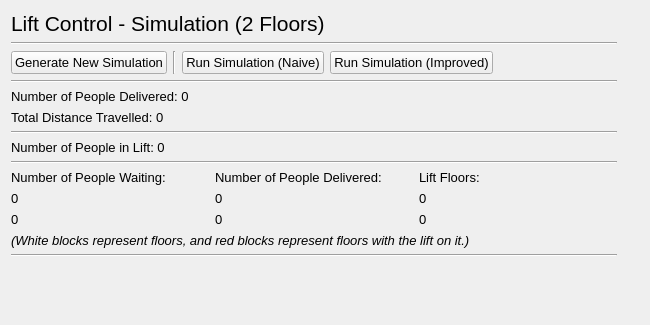
This is sim_2_floors.ui in IsaacCheng9/lift-control-simulation as Qt 5 draws it before an edit. The edited form follows.
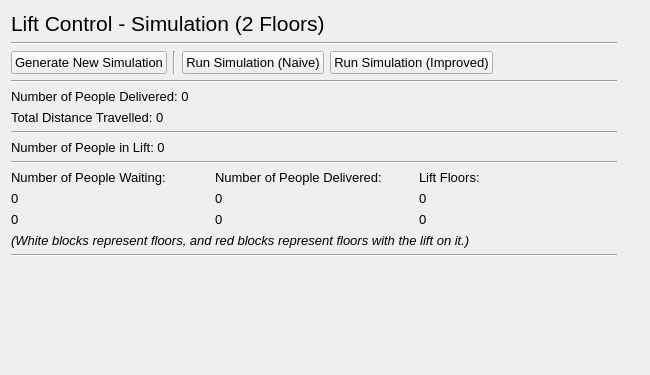
This is the edited form.

Commit message: Fix windows being too short

Patch:
```diff
--- a/sim_2_floors.ui
+++ b/sim_2_floors.ui
@@ -7,7 +7,7 @@
     <x>0</x>
     <y>0</y>
     <width>650</width>
-    <height>325</height>
+    <height>375</height>
    </rect>
   </property>
   <property name="font">
```
The commit also changes 7 other files.
